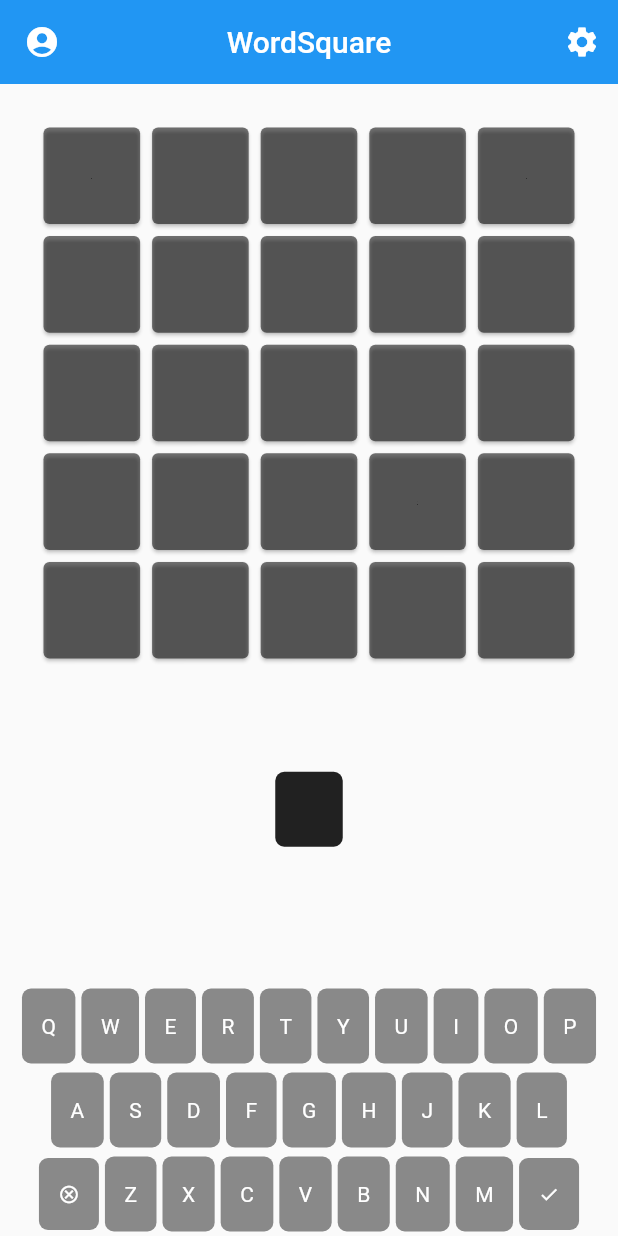
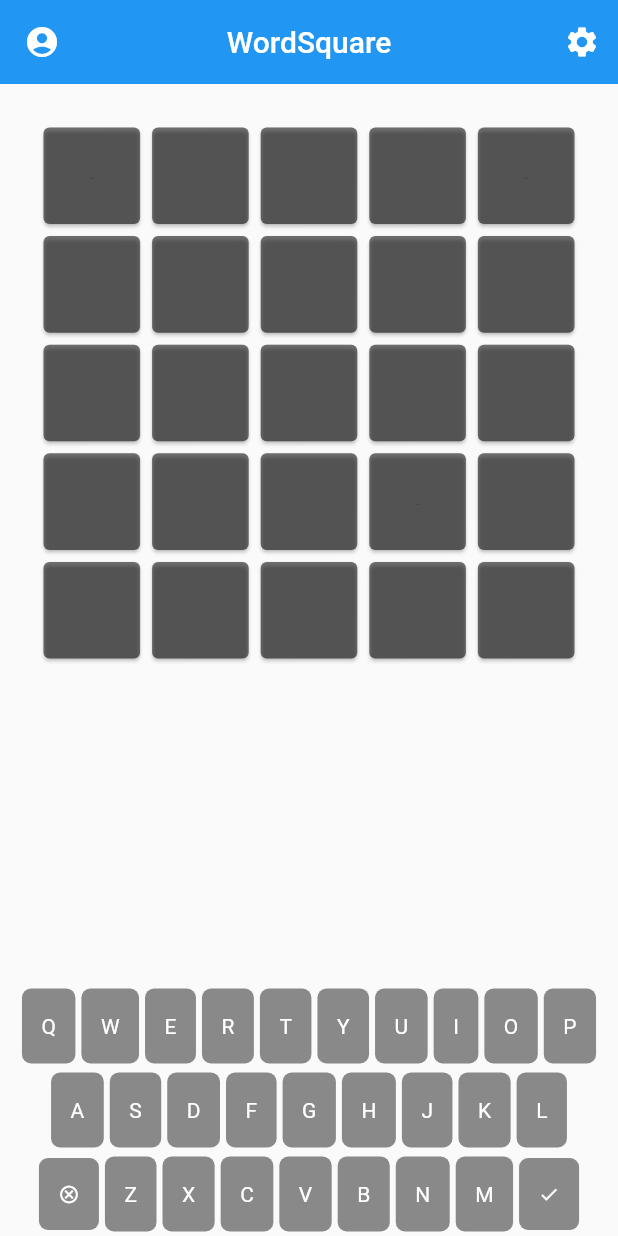
Before and after one commit to Bigalan09/FlutterDemo, a Flutter app: the screen it shows after launch, on a phone screen of 412 x 824 dp. Run offline on Flutter 3.47's test engine with Material 2 defaults, Android fonts, the phone set to English and light mode, and no system bars.

Commit message:
fix game board

```diff
--- a/lib/widgets/alphabet/alphabet.dart
+++ b/lib/widgets/alphabet/alphabet.dart
@@ -84,7 +84,7 @@ class _AlphabetState extends State<Alphabet> {
                   padding: const EdgeInsets.symmetric(
                       vertical: 17.0, horizontal: 13.0),
                   decoration: BoxDecoration(
-                      color: (keyEnabled) ? Colors.black87 : Colors.black45,
+                      color: (keyEnabled) ? Colors.black87 : (widget.keyboard.selectedLetter == letter) ? Colors.amber[300]! : Colors.black45,
                       borderRadius: BorderRadius.circular(6)),
                   child: tile,
                 ),
--- a/lib/widgets/board/board.dart
+++ b/lib/widgets/board/board.dart
@@ -24,32 +24,8 @@ class _BoardState extends State<Board> {
         Grid(
           gridState: widget._game.context
               .players[widget._game.context.currentPlayerIndex].board,
-            onCellClicked: onCellClicked),
-        const SizedBox(height: 5),
-        Row(
-          crossAxisAlignment: CrossAxisAlignment.center,
-          mainAxisAlignment: MainAxisAlignment.center,
-          children: [
-            Container(
-              width: 45,
-              alignment: Alignment.center,
-              margin:
-                  const EdgeInsets.symmetric(vertical: 3.0, horizontal: 2.0),
-              padding:
-                  const EdgeInsets.symmetric(vertical: 17.0, horizontal: 13.0),
-              decoration: BoxDecoration(
-                  color: Colors.black87,
-                  borderRadius: BorderRadius.circular(6)),
-              child: Text(
-                widget._game.context.keyboard.selectedLetter != null
-                    ? widget._game.context.keyboard.selectedLetter!
-                    : " ",
-                style: const TextStyle(fontSize: 14, color: Colors.white),
+          onCellClicked: onCellClicked,
         ),
-            ),
-          ],
-        ),
-        const SizedBox(height: 50),
         Alphabet(
           keyboard: widget._game.context.keyboard,
           onLetterPressed: onLetterPressed,
@@ -62,6 +38,10 @@ class _BoardState extends State<Board> {
 
   onCellClicked(int index) {
     setState(() {
+      var cell = widget._game.context
+          .players[widget._game.context.currentPlayerIndex].board.tiles
+          .elementAt(index);
+      if (cell.value == "") {
         widget._game.context.players[widget._game.context.currentPlayerIndex]
             .board.tiles
             .where((element) => element.color == GameColor.selected)
@@ -78,9 +58,6 @@ class _BoardState extends State<Board> {
           selectedCellIndex = index;
           widget._game.context.keyboard.state = KeyboardState.lettersOnly;
 
-        var cell = widget._game.context
-            .players[widget._game.context.currentPlayerIndex].board.tiles
-            .elementAt(index);
           if (cell.value == "") {
             selectedCellIndex = index;
             if (selectedCellIndex != null && selectedCellIndex! > -1) {
@@ -88,6 +65,7 @@ class _BoardState extends State<Board> {
             }
           } else {
             selectedCellIndex = null;
+          }
         }
       }
     });
@@ -110,15 +88,8 @@ class _BoardState extends State<Board> {
 
   onCancelled() {
     setState(() {
-      selectedCellIndex = null;
       widget._game.context.keyboard.selectedLetter = null;
-      widget._game.context.keyboard.state = KeyboardState.disabled;
-      widget._game.context.players[widget._game.context.currentPlayerIndex]
-          .board.tiles
-          .where((element) => element.color == GameColor.selected)
-          .forEach((element) {
-        element.color = GameColor.empty;
-      });
+      widget._game.context.keyboard.state = KeyboardState.lettersOnly;
     });
   }
 
@@ -132,59 +103,4 @@ class _BoardState extends State<Board> {
       }
     });
   }
-  /*
-  onCellClicked(int index) {
-    setState(() {
-      if (selectedCellIndex == index) {
-        selectedCellIndex = null;
-        widget._game.context.players[widget._game.context.currentPlayerIndex]
-            .board.tiles
-            .where((element) => element.color == GameColor.selected)
-            .forEach((element) {
-          element.color = GameColor.empty;
-        });
-      } else {
-        var cell = widget._game.context
-            .players[widget._game.context.currentPlayerIndex].board.tiles
-            .elementAt(index);
-
-        widget._game.context.players[widget._game.context.currentPlayerIndex]
-            .board.tiles
-            .where((element) => element.color == GameColor.selected)
-            .forEach((element) {
-          element.color = GameColor.empty;
-        });
-
-        if (cell.value == "") {
-          setState(() {
-            selectedCellIndex = index;
-            if (selectedCellIndex != null && selectedCellIndex! > -1) {
-              cell.color = GameColor.selected;
 }
-          });
-        } else {
-          setState(() {
-            selectedCellIndex = null;
-          });
-        }
-      }
-    });
-  }
-
-  onLetterPressed(String letter) {
-    setState(() {
-      if (selectedCellIndex != null && selectedCellIndex! > -1) {
-        var tile = widget
-            ._game
-            .context
-            .players[widget._game.context.currentPlayerIndex]
-            .board
-            .tiles[selectedCellIndex!];
-        tile.value = letter;
-        tile.color = GameColor.confirmed;
-        selectedCellIndex = null;
-      }
-    });
-  }
-  */
-}
```
Lines whose indentation alone changed are shown as unchanged.
